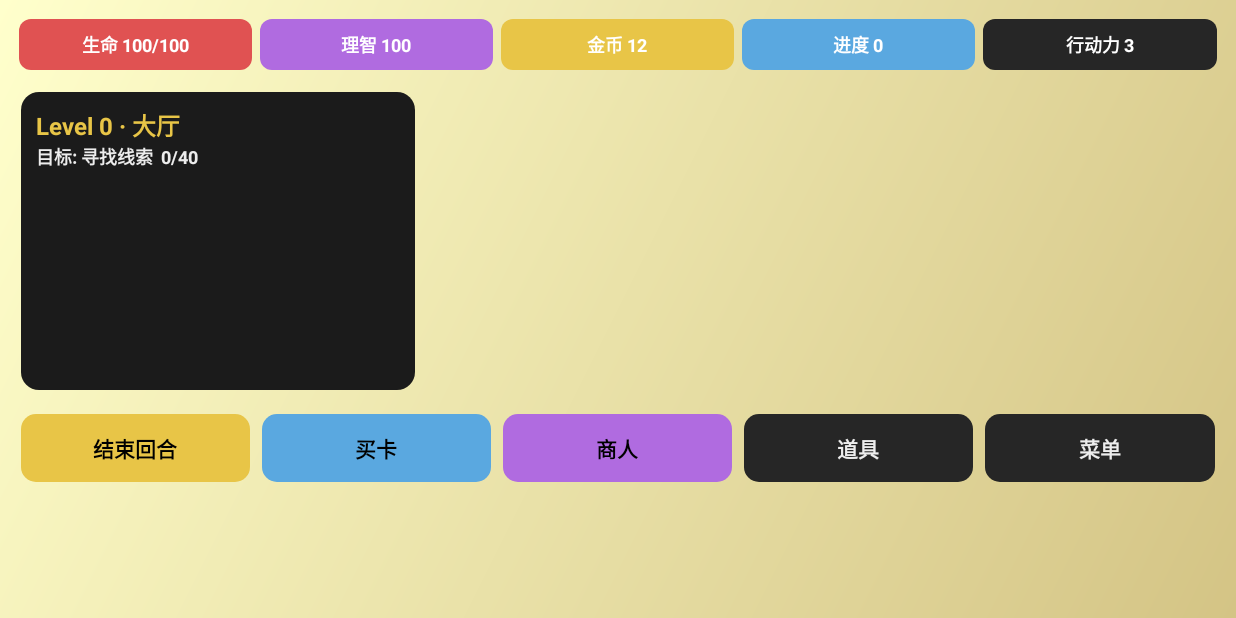
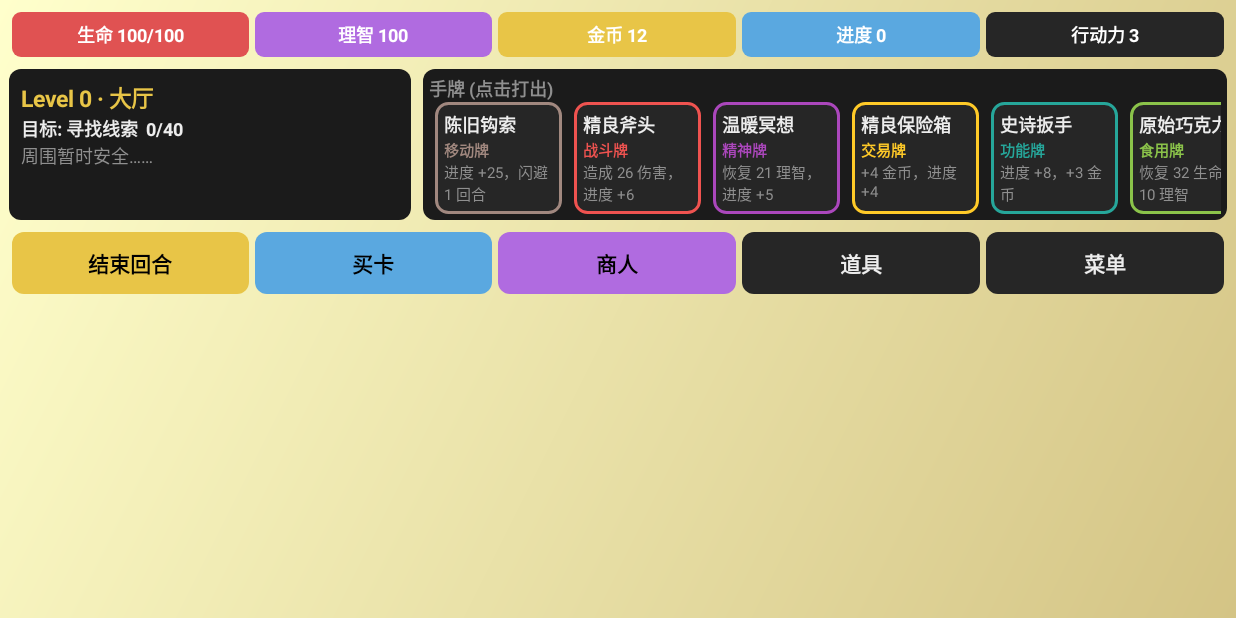
Before and after one commit to fktrr1234567890/BackroomsCardJourney-no, an Android app: the screen it shows after launch (MainActivity), after a tap on an icon or button, on a phone screen of 824 x 412 dp (held sideways). Run offline under Robolectric (Android 15) with nearby library versions, the phone set to English and light mode, and no system bars; 1 other tap on this screen came first.

Commit message:
Update MainActivity.kt

```diff
--- a/app/src/main/java/com/backrooms/cardjourney/MainActivity.kt
+++ b/app/src/main/java/com/backrooms/cardjourney/MainActivity.kt
@@ -61,7 +61,6 @@ class MainActivity : Activity() {
         stopBgm()
     }
 
-    // ====== 纯代码生成后室底噪（荧光灯嗡嗡声） ======
     private fun startBgm() {
         if (musicVol <= 0 || audioTrack != null) return
         audioThread = Thread {
@@ -88,7 +87,6 @@ class MainActivity : Activity() {
                 while (!Thread.currentThread().isInterrupted && audioTrack?.playState == AudioTrack.PLAYSTATE_PLAYING) {
                     for (i in buffer.indices) {
                         val t = phase / sampleRate.toDouble()
-                        // 50Hz 低频轰鸣 + 120Hz 荧光灯电流声 + 微弱白噪音
                         val sine = sin(2.0 * Math.PI * 50.0 * t) * 0.1 + sin(2.0 * Math.PI * 120.0 * t) * 0.05
                         val noise = (Math.random() * 2 - 1) * 0.015
                         buffer[i] = ((sine + noise) * Short.MAX_VALUE * (musicVol / 100.0)).toInt().toShort()
@@ -113,7 +111,6 @@ class MainActivity : Activity() {
         audioTrack = null
     }
 
-    // ====== 基础 UI 工具 ======
     private fun dp(v: Int): Int = (v * resources.displayMetrics.density).toInt()
 
     private fun rounded(color: Int, radius: Float): GradientDrawable {
@@ -158,8 +155,8 @@ class MainActivity : Activity() {
     private fun actionBtn(text: String, bg: Int = C_ACCENT, fg: Int = Color.BLACK, onClick: () -> Unit): TextView {
         val v = tv(text, 14f, fg, true)
         v.gravity = Gravity.CENTER
-        v.background = rounded(bg, dp(10).toFloat())
-        v.setPadding(dp(12), dp(12), dp(12), dp(12))
+        v.background = rounded(bg, dp(8).toFloat())
+        v.setPadding(dp(8), dp(10), dp(8), dp(10))
         v.isClickable = true
         v.setOnClickListener {
             playClick()
@@ -171,8 +168,8 @@ class MainActivity : Activity() {
     private fun chip(text: String, color: Int): TextView {
         val v = tv(text, 12f, Color.WHITE, true)
         v.gravity = Gravity.CENTER
-        v.background = rounded(color, dp(8).toFloat())
-        v.setPadding(dp(6), dp(8), dp(6), dp(8))
+        v.background = rounded(color, dp(6).toFloat())
+        v.setPadding(dp(4), dp(6), dp(4), dp(6))
         return v
     }
 
@@ -326,30 +323,22 @@ class MainActivity : Activity() {
     private fun showEventDialog() {
         val evt = engine.activeEvent ?: return
 
-        // 构建明确的好处/坏处提示
         val effectMsg = StringBuilder()
         effectMsg.append(evt.desc).append("\n\n【结算结果】\n")
-        if (evt.hpChange != 0) {
-            effectMsg.append("生命 ").append(if (evt.hpChange > 0) "+" else "").append(evt.hpChange).append("\n")
-        }
-        if (evt.coinChange != 0) {
-            effectMsg.append("金币 ").append(if (evt.coinChange > 0) "+" else "").append(evt.coinChange).append("\n")
-        }
-        if (evt.progChange != 0) {
-            effectMsg.append("进度 ").append(if (evt.progChange > 0) "+" else "").append(evt.progChange).append("\n")
-        }
-        if (evt.hpChange == 0 && evt.coinChange == 0 && evt.progChange == 0) {
-            effectMsg.append("无事发生……\n")
-        }
+        if (evt.hpChange != 0) effectMsg.append("生命 ").append(if (evt.hpChange > 0) "+" else "").append(evt.hpChange).append("\n")
+        if (evt.coinChange != 0) effectMsg.append("金币 ").append(if (evt.coinChange > 0) "+" else "").append(evt.coinChange).append("\n")
+        if (evt.progChange != 0) effectMsg.append("进度 ").append(if (evt.progChange > 0) "+" else "").append(evt.progChange).append("\n")
+        if (evt.hpChange == 0 && evt.coinChange == 0 && evt.progChange == 0) effectMsg.append("无事发生……\n")
 
         val b = AlertDialog.Builder(this)
         b.setTitle(evt.title)
         b.setMessage(effectMsg.toString())
         b.setCancelable(false)
         b.setPositiveButton("确认") { dialog, _ ->
-            dialog.dismiss() // 确保先关闭弹窗
+            dialog.dismiss()
             engine.resolveEvent()
-            update()
+            // 使用 post 确保关闭弹窗后再重绘界面，解决卡黑屏问题
+            root.post { update() }
         }
         b.show()
     }
@@ -362,34 +351,41 @@ class MainActivity : Activity() {
 
         val main = LinearLayout(this)
         main.orientation = LinearLayout.VERTICAL
-        main.setPadding(dp(10), dp(10), dp(10), dp(10))
+        main.setPadding(dp(6), dp(6), dp(6), dp(6))
 
+        // 1. 顶部状态栏
         val status = LinearLayout(this)
         status.orientation = LinearLayout.HORIZONTAL
-        main.addView(status, lpFull())
-        status.addView(chip("生命 " + engine.hp + "/" + engine.maxHp, C_RED), lpWeight(1f, dp(3)))
-        status.addView(chip("理智 " + engine.sanity, C_PURPLE), lpWeight(1f, dp(3)))
-        status.addView(chip("金币 " + engine.coins, C_ACCENT), lpWeight(1f, dp(3)))
-        status.addView(chip("进度 " + engine.progress, C_BLUE), lpWeight(1f, dp(3)))
-        status.addView(chip("行动力 " + engine.ap, C_PANEL2), lpWeight(1f, dp(3)))
+        main.addView(status, LinearLayout.LayoutParams(ViewGroup.LayoutParams.MATCH_PARENT, ViewGroup.LayoutParams.WRAP_CONTENT))
+        status.addView(chip("生命 " + engine.hp + "/" + engine.maxHp, C_RED), lpWeight(1f, dp(2)))
+        status.addView(chip("理智 " + engine.sanity, C_PURPLE), lpWeight(1f, dp(2)))
+        status.addView(chip("金币 " + engine.coins, C_ACCENT), lpWeight(1f, dp(2)))
+        status.addView(chip("进度 " + engine.progress, C_BLUE), lpWeight(1f, dp(2)))
+        status.addView(chip("行动力 " + engine.ap, C_PANEL2), lpWeight(1f, dp(2)))
 
+        // 2. 中间核心区 (重要：权重分配，占满剩余空间)
         val midLayout = LinearLayout(this)
         midLayout.orientation = LinearLayout.HORIZONTAL
-        val midLp = lpFull()
-        midLp.topMargin = dp(8)
+        val midLp = LinearLayout.LayoutParams(ViewGroup.LayoutParams.MATCH_PARENT, 0)
+        midLp.weight = 1f
+        midLp.topMargin = dp(6)
         main.addView(midLayout, midLp)
 
+        // 左侧：信息与怪物
         val leftBox = LinearLayout(this)
         leftBox.orientation = LinearLayout.VERTICAL
-        leftBox.background = rounded(C_PANEL, dp(12).toFloat())
-        leftBox.setPadding(dp(10), dp(10), dp(10), dp(10))
-        midLayout.addView(leftBox, lpWeight(1f, dp(4)))
+        leftBox.background = rounded(C_PANEL, dp(8).toFloat())
+        leftBox.setPadding(dp(8), dp(8), dp(8), dp(8))
+        val leftLp = LinearLayout.LayoutParams(0, ViewGroup.LayoutParams.MATCH_PARENT)
+        leftLp.weight = 1f
+        leftLp.setMargins(0, 0, dp(4), 0)
+        midLayout.addView(leftBox, leftLp)
 
-        leftBox.addView(tv(s.name, 16f, C_ACCENT, true), lpFull())
+        leftBox.addView(tv(s.name, 15f, C_ACCENT, true), lpFull())
         leftBox.addView(tv("目标: " + s.goal.label + "  " + goalText(), 12f, C_TEXT, true), lpFull())
 
         val monScroll = ScrollView(this)
-        leftBox.addView(monScroll, lpWeight(1f, 0))
+        leftBox.addView(monScroll, LinearLayout.LayoutParams(ViewGroup.LayoutParams.MATCH_PARENT, 0).apply { weight = 1f })
         val monBox = LinearLayout(this)
         monBox.orientation = LinearLayout.VERTICAL
         monScroll.addView(monBox, lpFull())
@@ -400,23 +396,32 @@ class MainActivity : Activity() {
             for (m in engine.monsters) {
                 val row = LinearLayout(this)
                 row.orientation = LinearLayout.VERTICAL
-                row.background = roundedStroke(C_PANEL2, dp(8).toFloat(), dp(1), C_RED)
-                row.setPadding(dp(8), dp(8), dp(8), dp(8))
+                row.background = roundedStroke(C_PANEL2, dp(6).toFloat(), dp(1), C_RED)
+                row.setPadding(dp(6), dp(6), dp(6), dp(6))
                 val rlp = lpFull()
                 rlp.topMargin = dp(4)
                 monBox.addView(row, rlp)
                 row.addView(tv(m.name + " [" + m.skill + "]", 13f, C_RED, true), lpFull())
-                row.addView(tv("HP " + m.hp + "/" + m.maxHp + "   ATK " + m.atk, 11f, C_DIM), lpFull())
+                row.addView(tv("HP " + m.hp + "/" + m.maxHp + " ATK " + m.atk, 11f, C_DIM), lpFull())
             }
         }
 
+        // 右侧：手牌区 (分配更多权重)
         val rightBox = LinearLayout(this)
         rightBox.orientation = LinearLayout.VERTICAL
-        midLayout.addView(rightBox, lpWeight(2f, dp(4)))
+        rightBox.background = rounded(C_PANEL, dp(8).toFloat())
+        rightBox.setPadding(dp(4), dp(4), dp(4), dp(4))
+        val rightLp = LinearLayout.LayoutParams(0, ViewGroup.LayoutParams.MATCH_PARENT)
+        rightLp.weight = 2f
+        rightLp.setMargins(dp(4), 0, 0, 0)
+        midLayout.addView(rightBox, rightLp)
+
+        rightBox.addView(tv("手牌 (点击打出)", 12f, C_DIM, true), lpFull())
 
         val handScroll = HorizontalScrollView(this)
         handScroll.isHorizontalScrollBarEnabled = false
-        rightBox.addView(handScroll, lpWeight(1f, 0))
+        rightBox.addView(handScroll, LinearLayout.LayoutParams(ViewGroup.LayoutParams.MATCH_PARENT, 0).apply { weight = 1f })
+
         val handRow = LinearLayout(this)
         handRow.orientation = LinearLayout.HORIZONTAL
         handScroll.addView(handRow, lpFull())
@@ -429,23 +434,18 @@ class MainActivity : Activity() {
             })
         }
 
+        // 3. 底部操作栏
         val row1 = LinearLayout(this)
         row1.orientation = LinearLayout.HORIZONTAL
-        val r1lp = lpFull()
-        r1lp.topMargin = dp(8)
+        val r1lp = LinearLayout.LayoutParams(ViewGroup.LayoutParams.MATCH_PARENT, ViewGroup.LayoutParams.WRAP_CONTENT)
+        r1lp.topMargin = dp(6)
         main.addView(row1, r1lp)
 
-        row1.addView(actionBtn("结束回合", C_ACCENT) {
-            engine.endTurn()
-            update()
-        }, lpWeight(1f, dp(4)))
-        row1.addView(actionBtn("买卡", C_BLUE) { buyCardDialog() }, lpWeight(1f, dp(4)))
-        row1.addView(actionBtn("商人", C_PURPLE) { openShop() }, lpWeight(1f, dp(4)))
-        row1.addView(actionBtn("道具", C_PANEL2, C_TEXT) { openInventory() }, lpWeight(1f, dp(4)))
-        row1.addView(actionBtn("菜单", C_PANEL2, C_TEXT) {
-            saveGame()
-            showMainMenu()
-        }, lpWeight(1f, dp(4)))
+        row1.addView(actionBtn("结束回合", C_ACCENT) { engine.endTurn(); update() }, lpWeight(1f, dp(2)))
+        row1.addView(actionBtn("买卡", C_BLUE) { buyCardDialog() }, lpWeight(1f, dp(2)))
+        row1.addView(actionBtn("商人", C_PURPLE) { openShop() }, lpWeight(1f, dp(2)))
+        row1.addView(actionBtn("道具", C_PANEL2, C_TEXT) { openInventory() }, lpWeight(1f, dp(2)))
+        row1.addView(actionBtn("菜单", C_PANEL2, C_TEXT) { saveGame(); showMainMenu() }, lpWeight(1f, dp(2)))
 
         root.addView(main, lpFull())
     }
@@ -469,13 +469,18 @@ class MainActivity : Activity() {
             playClick()
             onClick()
         }
-        val p = LinearLayout.LayoutParams(dp(100), dp(140))
-        p.setMargins(dp(3), 0, dp(3), 0)
+
+        // 固定卡牌宽度，高度填满，确保能看见
+        val p = LinearLayout.LayoutParams(dp(85), ViewGroup.LayoutParams.MATCH_PARENT)
+        p.setMargins(dp(4), 0, dp(4), 0)
         box.layoutParams = p
+
         val nameTv = tv(card.name, 12f, C_TEXT, true)
         nameTv.maxLines = 2
         box.addView(nameTv, lpFull())
+
         box.addView(tv(card.category.label, 10f, card.category.color, true), lpFull())
+
         val descTv = tv(card.desc, 10f, C_DIM)
         descTv.maxLines = 3
         box.addView(descTv, lpFull())
@@ -578,7 +583,7 @@ class MainActivity : Activity() {
                     engine.inventory.add(ItemLibrary.random(1)[0])
                     engine.isSpecial = false
                     engine.advance()
-                    if (engine.finishedAll) showAllClearedDialog() else update()
+                    if (engine.finishedAll) showAllClearedDialog() else root.post { update() }
                 }
             }
             "bad" -> {
@@ -589,7 +594,7 @@ class MainActivity : Activity() {
                     engine.checkState()
                     engine.isSpecial = false
                     engine.advance()
-                    if (engine.finishedAll) showAllClearedDialog() else update()
+                    if (engine.finishedAll) showAllClearedDialog() else root.post { update() }
                 }
             }
             else -> {
@@ -599,14 +604,14 @@ class MainActivity : Activity() {
                     engine.coins += 20
                     engine.isSpecial = false
                     engine.advance()
-                    if (engine.finishedAll) showAllClearedDialog() else update()
+                    if (engine.finishedAll) showAllClearedDialog() else root.post { update() }
                 }
                 b.setNegativeButton("右路") { dialog, _ ->
                     dialog.dismiss()
                     engine.progress += 50
                     engine.isSpecial = false
                     engine.advance()
-                    if (engine.finishedAll) showAllClearedDialog() else update()
+                    if (engine.finishedAll) showAllClearedDialog() else root.post { update() }
                 }
             }
         }
@@ -639,7 +644,6 @@ class MainActivity : Activity() {
         ll.addView(tv("设置", 28f, C_ACCENT, true))
         ll.addView(spacer(24))
 
-        // 音乐
         val labelM = tv("背景音乐：" + musicVol + "%", 14f, C_TEXT, true)
         ll.addView(labelM)
         val sbM = SeekBar(this)
@@ -657,7 +661,6 @@ class MainActivity : Activity() {
         })
         ll.addView(sbM)
 
-        // 音效
         val labelS = tv("音效音量：" + soundVol + "%", 14f, C_TEXT, true)
         val pS = lpFull(); pS.topMargin = dp(16); ll.addView(labelS, pS)
         val sbS = SeekBar(this)
@@ -674,7 +677,6 @@ class MainActivity : Activity() {
         })
         ll.addView(sbS)
 
-        // 亮度
         val labelB = tv("屏幕亮度：" + bright + "%", 14f, C_TEXT, true)
         val pB = lpFull(); pB.topMargin = dp(16); ll.addView(labelB, pB)
         val sbB = SeekBar(this)
@@ -704,9 +706,9 @@ class MainActivity : Activity() {
         ll.setPadding(dp(24), dp(24), dp(24), dp(24))
         sv.addView(ll, lpFull())
         root.addView(sv, lpFull())
-        ll.addView(tv("关于详情 v2.1", 28f, C_ACCENT, true))
+        ll.addView(tv("关于详情 v2.2", 28f, C_ACCENT, true))
         ll.addView(spacer(16))
-        ll.addView(tv("已更新：\n1. 修复事件界面消失与无提示的Bug\n2. 加入纯代码生成的后室底噪背景音乐（可在设置里调节）\n3. 新增 12 个角色和特殊关卡系统", 14f, C_TEXT))
+        ll.addView(tv("已更新：\n1. 修复事件完成后的卡黑屏Bug\n2. 修复卡牌在横屏下被挤压不显示的问题\n3. 加入纯代码生成的后室底噪背景音乐（可在设置里调节）\n4. 新增 12 个角色和特殊关卡系统", 14f, C_TEXT))
         ll.addView(spacer(30))
         ll.addView(actionBtn("返回主菜单") { showMainMenu() })
     }
```
